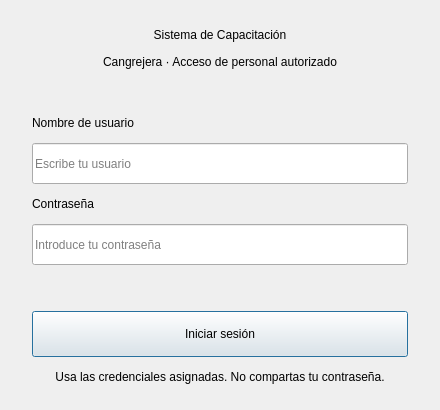
Qt form ui/login.ui (Cristopher-junior21/Proyecto-Pemexxx) before a commit.
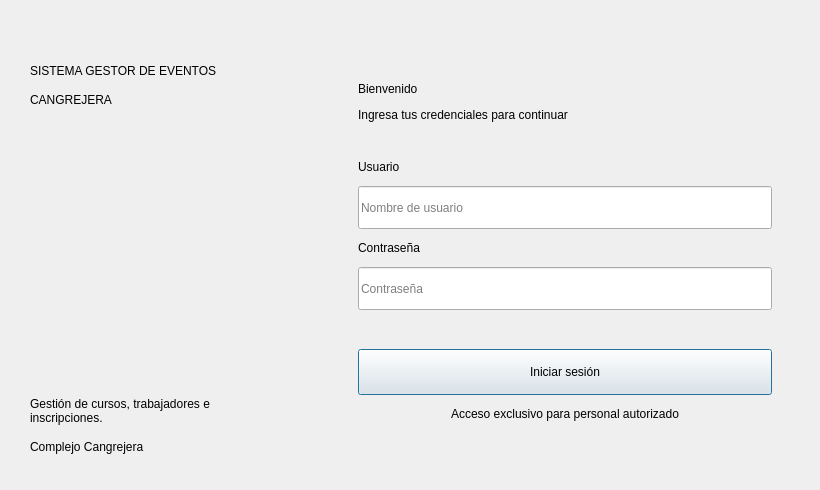
The same form after that commit.

```diff
--- a/ui/login.ui
+++ b/ui/login.ui
@@ -2,58 +2,302 @@
 <ui version="4.0">
  <class>DialogoLogin</class>
  <widget class="QDialog" name="DialogoLogin">
-  <property name="windowModality"><enum>Qt::ApplicationModal</enum></property>
-  <property name="geometry"><rect><x>0</x><y>0</y><width>440</width><height>410</height></rect></property>
-  <property name="minimumSize"><size><width>420</width><height>390</height></size></property>
-  <property name="windowTitle"><string>Sistema de Capacitación | Acceso</string></property>
-  <layout class="QVBoxLayout" name="layoutGeneral">
-   <property name="leftMargin"><number>32</number></property>
-   <property name="topMargin"><number>28</number></property>
-   <property name="rightMargin"><number>32</number></property>
-   <property name="bottomMargin"><number>26</number></property>
-   <property name="spacing"><number>13</number></property>
+  <property name="windowModality">
+   <enum>Qt::WindowModality::ApplicationModal</enum>
+  </property>
+  <property name="geometry">
+   <rect>
+    <x>0</x>
+    <y>0</y>
+    <width>820</width>
+    <height>490</height>
+   </rect>
+  </property>
+  <property name="minimumSize">
+   <size>
+    <width>700</width>
+    <height>440</height>
+   </size>
+  </property>
+  <property name="windowTitle">
+   <string>Sistema de Capacitación | Iniciar sesión</string>
+  </property>
+  <layout class="QHBoxLayout" name="layoutLogin">
+   <property name="spacing">
+    <number>0</number>
+   </property>
+   <property name="leftMargin">
+    <number>0</number>
+   </property>
+   <property name="topMargin">
+    <number>0</number>
+   </property>
+   <property name="rightMargin">
+    <number>0</number>
+   </property>
+   <property name="bottomMargin">
+    <number>0</number>
+   </property>
    <item>
-    <widget class="QLabel" name="lblTitulo">
-     <property name="text"><string>Sistema de Capacitación</string></property>
-     <property name="alignment"><set>Qt::AlignCenter</set></property>
+    <widget class="QFrame" name="panelMarca">
+     <property name="minimumSize">
+      <size>
+       <width>310</width>
+       <height>0</height>
+      </size>
+     </property>
+     <property name="maximumSize">
+      <size>
+       <width>310</width>
+       <height>16777215</height>
+      </size>
+     </property>
+     <layout class="QVBoxLayout" name="layoutMarca">
+      <property name="spacing">
+       <number>15</number>
+      </property>
+      <property name="leftMargin">
+       <number>30</number>
+      </property>
+      <property name="topMargin">
+       <number>44</number>
+      </property>
+      <property name="rightMargin">
+       <number>30</number>
+      </property>
+      <property name="bottomMargin">
+       <number>36</number>
+      </property>
+      <item>
+       <spacer name="horizontalSpacer">
+        <property name="orientation">
+         <enum>Qt::Orientation::Horizontal</enum>
+        </property>
+        <property name="sizeHint" stdset="0">
+         <size>
+          <width>40</width>
+          <height>20</height>
+         </size>
+        </property>
+       </spacer>
+      </item>
+      <item>
+       <widget class="QLabel" name="nombreMarca">
+        <property name="text">
+         <string>SISTEMA GESTOR DE EVENTOS</string>
+        </property>
+       </widget>
+      </item>
+      <item>
+       <widget class="QLabel" name="nombreSistema">
+        <property name="text">
+         <string>CANGREJERA</string>
+        </property>
+       </widget>
+      </item>
+      <item>
+       <spacer name="horizontalSpacer_2">
+        <property name="orientation">
+         <enum>Qt::Orientation::Horizontal</enum>
+        </property>
+        <property name="sizeHint" stdset="0">
+         <size>
+          <width>40</width>
+          <height>20</height>
+         </size>
+        </property>
+       </spacer>
+      </item>
+      <item>
+       <spacer name="loginLeftSpace">
+        <property name="orientation">
+         <enum>Qt::Orientation::Vertical</enum>
+        </property>
+        <property name="sizeHint" stdset="0">
+         <size>
+          <width>20</width>
+          <height>30</height>
+         </size>
+        </property>
+       </spacer>
+      </item>
+      <item>
+       <widget class="QLabel" name="marcaDescripcion">
+        <property name="text">
+         <string>Gestión de cursos, trabajadores e inscripciones.</string>
+        </property>
+        <property name="wordWrap">
+         <bool>true</bool>
+        </property>
+       </widget>
+      </item>
+      <item>
+       <widget class="QLabel" name="marcaPie">
+        <property name="text">
+         <string>Complejo Cangrejera</string>
+        </property>
+       </widget>
+      </item>
+     </layout>
     </widget>
    </item>
    <item>
-    <widget class="QLabel" name="lblSubtitulo">
-     <property name="text"><string>Cangrejera · Acceso de personal autorizado</string></property>
-     <property name="alignment"><set>Qt::AlignCenter</set></property>
-     <property name="wordWrap"><bool>true</bool></property>
-    </widget>
-   </item>
-   <item><spacer name="espacio1"><property name="orientation"><enum>Qt::Vertical</enum></property><property name="sizeHint" stdset="0"><size><width>20</width><height>12</height></size></property></spacer></item>
-   <item><widget class="QLabel" name="lblUsuario"><property name="text"><string>Nombre de usuario</string></property></widget></item>
-   <item>
-    <widget class="QLineEdit" name="txtUsuario">
-     <property name="minimumSize"><size><width>0</width><height>41</height></size></property>
-     <property name="placeholderText"><string>Escribe tu usuario</string></property>
-     <property name="maxLength"><number>80</number></property>
-    </widget>
-   </item>
-   <item><widget class="QLabel" name="lblContrasena"><property name="text"><string>Contraseña</string></property></widget></item>
-   <item>
-    <widget class="QLineEdit" name="txtContrasena">
-     <property name="minimumSize"><size><width>0</width><height>41</height></size></property>
-     <property name="echoMode"><enum>QLineEdit::Password</enum></property>
-     <property name="placeholderText"><string>Introduce tu contraseña</string></property>
-    </widget>
-   </item>
-   <item><spacer name="espacio2"><property name="orientation"><enum>Qt::Vertical</enum></property><property name="sizeHint" stdset="0"><size><width>20</width><height>12</height></size></property></spacer></item>
-   <item>
-    <widget class="QPushButton" name="btnEntrar">
-     <property name="minimumSize"><size><width>0</width><height>46</height></size></property>
-     <property name="text"><string>Iniciar sesión</string></property>
-    </widget>
-   </item>
-   <item>
-    <widget class="QLabel" name="lblAviso">
-     <property name="text"><string>Usa las credenciales asignadas. No compartas tu contraseña.</string></property>
-     <property name="alignment"><set>Qt::AlignCenter</set></property>
-     <property name="wordWrap"><bool>true</bool></property>
+    <widget class="QFrame" name="panelAcceso">
+     <layout class="QVBoxLayout" name="layoutAcceso">
+      <property name="spacing">
+       <number>12</number>
+      </property>
+      <property name="leftMargin">
+       <number>48</number>
+      </property>
+      <property name="topMargin">
+       <number>55</number>
+      </property>
+      <property name="rightMargin">
+       <number>48</number>
+      </property>
+      <property name="bottomMargin">
+       <number>42</number>
+      </property>
+      <item>
+       <spacer name="topAccessSpace">
+        <property name="orientation">
+         <enum>Qt::Orientation::Vertical</enum>
+        </property>
+        <property name="sizeHint" stdset="0">
+         <size>
+          <width>20</width>
+          <height>30</height>
+         </size>
+        </property>
+       </spacer>
+      </item>
+      <item>
+       <widget class="QLabel" name="lblTitulo">
+        <property name="text">
+         <string>Bienvenido</string>
+        </property>
+       </widget>
+      </item>
+      <item>
+       <widget class="QLabel" name="lblSubtitulo">
+        <property name="text">
+         <string>Ingresa tus credenciales para continuar</string>
+        </property>
+        <property name="wordWrap">
+         <bool>true</bool>
+        </property>
+       </widget>
+      </item>
+      <item>
+       <spacer name="middleAccessSpace">
+        <property name="orientation">
+         <enum>Qt::Orientation::Vertical</enum>
+        </property>
+        <property name="sizeHint" stdset="0">
+         <size>
+          <width>20</width>
+          <height>30</height>
+         </size>
+        </property>
+       </spacer>
+      </item>
+      <item>
+       <widget class="QLabel" name="lblUsuario">
+        <property name="text">
+         <string>Usuario</string>
+        </property>
+       </widget>
+      </item>
+      <item>
+       <widget class="QLineEdit" name="txtUsuario">
+        <property name="minimumSize">
+         <size>
+          <width>0</width>
+          <height>43</height>
+         </size>
+        </property>
+        <property name="maxLength">
+         <number>80</number>
+        </property>
+        <property name="placeholderText">
+         <string>Nombre de usuario</string>
+        </property>
+       </widget>
+      </item>
+      <item>
+       <widget class="QLabel" name="lblContrasena">
+        <property name="text">
+         <string>Contraseña</string>
+        </property>
+       </widget>
+      </item>
+      <item>
+       <widget class="QLineEdit" name="txtContrasena">
+        <property name="minimumSize">
+         <size>
+          <width>0</width>
+          <height>43</height>
+         </size>
+        </property>
+        <property name="echoMode">
+         <enum>QLineEdit::EchoMode::Password</enum>
+        </property>
+        <property name="placeholderText">
+         <string>Contraseña</string>
+        </property>
+       </widget>
+      </item>
+      <item>
+       <spacer name="belowPasswordGap">
+        <property name="orientation">
+         <enum>Qt::Orientation::Vertical</enum>
+        </property>
+        <property name="sizeHint" stdset="0">
+         <size>
+          <width>20</width>
+          <height>30</height>
+         </size>
+        </property>
+       </spacer>
+      </item>
+      <item>
+       <widget class="QPushButton" name="btnEntrar">
+        <property name="minimumSize">
+         <size>
+          <width>0</width>
+          <height>46</height>
+         </size>
+        </property>
+        <property name="text">
+         <string>Iniciar sesión</string>
+        </property>
+       </widget>
+      </item>
+      <item>
+       <widget class="QLabel" name="lblAviso">
+        <property name="text">
+         <string>Acceso exclusivo para personal autorizado</string>
+        </property>
+        <property name="alignment">
+         <set>Qt::AlignmentFlag::AlignCenter</set>
+        </property>
+       </widget>
+      </item>
+      <item>
+       <spacer name="endAccessSpace">
+        <property name="orientation">
+         <enum>Qt::Orientation::Vertical</enum>
+        </property>
+        <property name="sizeHint" stdset="0">
+         <size>
+          <width>20</width>
+          <height>30</height>
+         </size>
+        </property>
+       </spacer>
+      </item>
+     </layout>
     </widget>
    </item>
   </layout>
```
